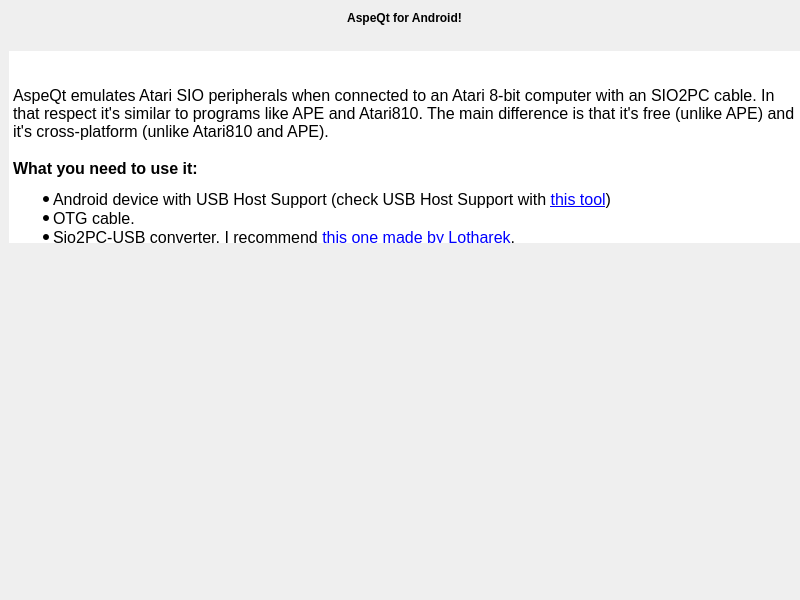
The window that aboutdialog.ui (greblus/aspeqt) describes before a commit, drawn with Qt 5.
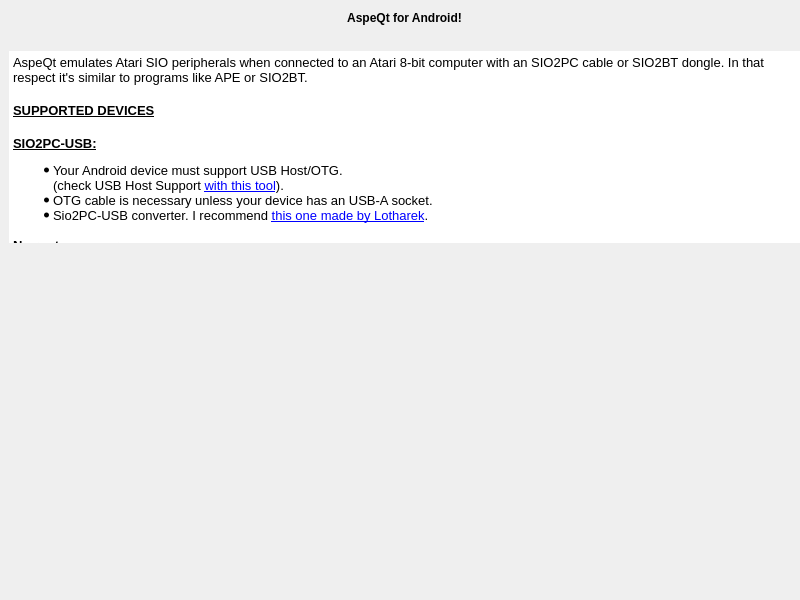
The same window after the commit.

What changed in the file:
```diff
--- a/aboutdialog.ui
+++ b/aboutdialog.ui
@@ -149,28 +149,36 @@
 &lt;html&gt;&lt;head&gt;&lt;meta name=&quot;qrichtext&quot; content=&quot;1&quot; /&gt;&lt;style type=&quot;text/css&quot;&gt;
 p, li { white-space: pre-wrap; }
 &lt;/style&gt;&lt;/head&gt;&lt;body style=&quot; font-family:'MS Shell Dlg 2'; font-size:8.25pt; font-weight:400; font-style:normal;&quot;&gt;
-&lt;p style=&quot;-qt-paragraph-type:empty; margin-top:18px; margin-bottom:12px; margin-left:0px; margin-right:0px; -qt-block-indent:0; text-indent:0px;&quot;&gt;&lt;br /&gt;&lt;/p&gt;
-&lt;p style=&quot; margin-top:18px; margin-bottom:12px; margin-left:0px; margin-right:0px; -qt-block-indent:0; text-indent:0px;&quot;&gt;&lt;span style=&quot; font-size:12pt;&quot;&gt;AspeQt emulates Atari SIO peripherals when connected to an Atari 8-bit computer with an SIO2PC cable. In that respect it's similar to programs like APE and Atari810. The main difference is that it's free (unlike APE) and it's cross-platform (unlike Atari810 and APE). &lt;/span&gt;&lt;/p&gt;
-&lt;p style=&quot; margin-top:18px; margin-bottom:12px; margin-left:0px; margin-right:0px; -qt-block-indent:0; text-indent:0px;&quot;&gt;&lt;span style=&quot; font-size:12pt; font-weight:600;&quot;&gt;What you need to use it:&lt;/span&gt;&lt;/p&gt;
-&lt;ul style=&quot;margin-top: 0px; margin-bottom: 0px; margin-left: 0px; margin-right: 0px; -qt-list-indent: 1;&quot;&gt;&lt;li style=&quot; font-size:12pt;&quot; style=&quot; margin-top:12px; margin-bottom:0px; margin-left:0px; margin-right:0px; -qt-block-indent:0; text-indent:0px;&quot;&gt;Android device with USB Host Support (check USB Host Support with &lt;a href=&quot;https://play.google.com/store/apps/details?id=eu.chainfire.usbhostdiagnostics&amp;amp;hl=pl&quot;&gt;&lt;span style=&quot; text-decoration: underline; color:#0000ff;&quot;&gt;this tool&lt;/span&gt;&lt;/a&gt;)&lt;/li&gt;
-&lt;li style=&quot; font-size:12pt;&quot; style=&quot; margin-top:0px; margin-bottom:0px; margin-left:0px; margin-right:0px; -qt-block-indent:0; text-indent:0px;&quot;&gt;OTG cable. &lt;/li&gt;
-&lt;li style=&quot; font-size:12pt;&quot; style=&quot; margin-top:0px; margin-bottom:0px; margin-left:0px; margin-right:0px; -qt-block-indent:0; text-indent:0px;&quot;&gt;Sio2PC-USB converter. I recommend &lt;a href=&quot;http://lotharek.pl/product.php?pid=98&quot;&gt;&lt;span style=&quot; text-decoration: underline; color:#0000ff;&quot;&gt;this one made by Lotharek&lt;/span&gt;&lt;/a&gt;. &lt;/li&gt;
-&lt;li style=&quot; font-size:12pt;&quot; style=&quot; margin-top:0px; margin-bottom:0px; margin-left:0px; margin-right:0px; -qt-block-indent:0; text-indent:0px;&quot;&gt;&lt;span style=&quot; font-weight:600;&quot;&gt;No root necessary.&lt;/span&gt; &lt;/li&gt;
-&lt;li style=&quot; font-size:12pt;&quot; style=&quot; margin-top:0px; margin-bottom:0px; margin-left:0px; margin-right:0px; -qt-block-indent:0; text-indent:0px;&quot;&gt;&lt;span style=&quot; font-weight:600;&quot;&gt;No drivers necessary.&lt;/span&gt; usb-serial-for-android java driver is in the package. &lt;/li&gt;&lt;/ul&gt;
-&lt;p style=&quot;-qt-paragraph-type:empty; margin-top:0px; margin-bottom:0px; margin-left:0px; margin-right:0px; -qt-block-indent:0; text-indent:0px; font-size:12pt;&quot;&gt;&lt;br /&gt;&lt;/p&gt;
-&lt;p style=&quot; margin-top:0px; margin-bottom:0px; margin-left:0px; margin-right:0px; -qt-block-indent:0; text-indent:0px;&quot;&gt;&lt;a href=&quot;https://github.com/greblus/aspeqt/wiki/AspeQt-Atari-Serial-Peripheral-Emulator-for-Android&quot;&gt;&lt;span style=&quot; font-size:12pt; font-weight:600; text-decoration: underline; color:#0000ff;&quot;&gt;More details here.&lt;/span&gt;&lt;/a&gt;&lt;/p&gt;
-&lt;p style=&quot; margin-top:18px; margin-bottom:12px; margin-left:0px; margin-right:0px; -qt-block-indent:0; text-indent:0px;&quot;&gt;&lt;span style=&quot; font-size:12pt; font-weight:600;&quot;&gt;License (see license.txt file for more details)&lt;/span&gt;&lt;/p&gt;
-&lt;p style=&quot; margin-top:0px; margin-bottom:0px; margin-left:0px; margin-right:0px; -qt-block-indent:0; text-indent:0px;&quot;&gt;&lt;span style=&quot; font-size:12pt;&quot;&gt;Original code up to version 0.6.0 Copyright 2009 by Fatih Aygun.&lt;br /&gt;Updates since v0.6.0 Copyright 2012 by Ray Ataergin.&lt;br /&gt;Android port of aspeqt-1.0.0.Preview_6 by Wiktor Grebla.&lt;br /&gt;You can freely copy, use, modify and distribute it under the GPL 2.0 license. Please see license.txt for details. &lt;br /&gt;Qt libraries: Copyright by The Qt Company. &lt;br /&gt;usb-serial-for-Android with support for FTDI chips is based &lt;/span&gt;&lt;a href=&quot;https://github.com/mik3y/usb-serial-for-android&quot;&gt;&lt;span style=&quot; font-size:12pt; text-decoration: underline; color:#0000ff;&quot;&gt;on this project&lt;/span&gt;&lt;/a&gt;&lt;span style=&quot; font-size:12pt;&quot;&gt;. &lt;br /&gt;&lt;/span&gt;&lt;a href=&quot;http://tango.freedesktop.org/Tango_Icon_Library&quot;&gt;&lt;span style=&quot; font-size:12pt; text-decoration: underline; color:#0000ff;&quot;&gt;Tango Icons&lt;/span&gt;&lt;/a&gt;&lt;span style=&quot; font-size:12pt;&quot;&gt;. &lt;br /&gt;High speed code used in the EXE loader was written by &lt;/span&gt;&lt;a href=&quot;hias@horus.com&quot;&gt;&lt;span style=&quot; font-size:12pt; text-decoration: underline; color:#0000ff;&quot;&gt;Matthias Reichl&lt;/span&gt;&lt;/a&gt;&lt;span style=&quot; font-size:12pt;&quot;&gt;. &lt;br /&gt;&lt;/span&gt;&lt;a href=&quot;http://www.scorchworks.com/Blog/simple-file-dialog-for-android-applications/&quot;&gt;&lt;span style=&quot; font-size:12pt; text-decoration: underline; color:#0000ff;&quot;&gt;Simple Filedialog for Android.&lt;/span&gt;&lt;/a&gt;&lt;span style=&quot; font-size:12pt;&quot;&gt; &lt;br /&gt;&lt;/span&gt;&lt;a href=&quot;https://dribbble.com/shots/147212-Tape-Cassette-Rotating&quot;&gt;&lt;span style=&quot; font-size:12pt; text-decoration: underline; color:#0000ff;&quot;&gt;Animated cassette tape&lt;/span&gt;&lt;/a&gt;&lt;span style=&quot; font-size:12pt;&quot;&gt; by Michael Bozgounov.&lt;/span&gt;&lt;/p&gt;
-&lt;p style=&quot; margin-top:0px; margin-bottom:0px; margin-left:0px; margin-right:0px; -qt-block-indent:0; text-indent:0px;&quot;&gt;&lt;span style=&quot; font-size:12pt;&quot;&gt;PCLINK by &lt;/span&gt;&lt;a href=&quot;https://github.com/TheMontezuma/RespeQt&quot;&gt;&lt;span style=&quot; font-size:12pt; text-decoration: underline; color:#0000ff;&quot;&gt;TheMontezuma&lt;/span&gt;&lt;/a&gt;&lt;span style=&quot; font-size:12pt;&quot;&gt;.&lt;/span&gt;&lt;/p&gt;
-&lt;p style=&quot; margin-top:18px; margin-bottom:12px; margin-left:0px; margin-right:0px; -qt-block-indent:0; text-indent:0px;&quot;&gt;&lt;span style=&quot; font-size:12pt; font-weight:600;&quot;&gt;Questions about this Android port? Drop me an e-mail ;)&lt;/span&gt;&lt;/p&gt;
-&lt;p style=&quot; margin-top:0px; margin-bottom:0px; margin-left:0px; margin-right:0px; -qt-block-indent:0; text-indent:0px;&quot;&gt;&lt;span style=&quot; font-size:12pt;&quot;&gt;Wiktor Grebla: &lt;/span&gt;&lt;a href=&quot;mailto:greblus@gmail.com&quot;&gt;&lt;span style=&quot; font-size:12pt; text-decoration: underline; color:#0000ff;&quot;&gt;greblus@gmail.com&lt;/span&gt;&lt;/a&gt;&lt;span style=&quot; font-size:12pt;&quot;&gt; &lt;/span&gt;&lt;/p&gt;
-&lt;p style=&quot; margin-top:18px; margin-bottom:12px; margin-left:0px; margin-right:0px; -qt-block-indent:0; text-indent:0px;&quot;&gt;&lt;span style=&quot; font-size:12pt; font-weight:600;&quot;&gt;SIO2PC-USB adapters:&lt;/span&gt;&lt;/p&gt;
-&lt;p style=&quot; margin-top:0px; margin-bottom:0px; margin-left:0px; margin-right:0px; -qt-block-indent:0; text-indent:0px;&quot;&gt;&lt;span style=&quot; font-size:12pt;&quot;&gt;For SIO2PC-USB hardware purchase visit: &lt;/span&gt;&lt;a href=&quot;http://www.lotharek.pl&quot;&gt;&lt;span style=&quot; font-size:12pt; text-decoration: underline; color:#0000ff;&quot;&gt;www.lotharek.pl&lt;/span&gt;&lt;/a&gt;&lt;span style=&quot; font-size:12pt;&quot;&gt; or: &lt;/span&gt;&lt;a href=&quot;http://www.atari8warez.com/&quot;&gt;&lt;span style=&quot; font-size:12pt; text-decoration: underline; color:#0000ff;&quot;&gt;http://www.atari8warez.com/&lt;/span&gt;&lt;/a&gt;&lt;span style=&quot; font-size:12pt;&quot;&gt; &lt;/span&gt;&lt;/p&gt;
-&lt;p style=&quot;-qt-paragraph-type:empty; margin-top:0px; margin-bottom:0px; margin-left:0px; margin-right:0px; -qt-block-indent:0; text-indent:0px; font-size:12pt;&quot;&gt;&lt;br /&gt;&lt;/p&gt;
-&lt;p style=&quot;-qt-paragraph-type:empty; margin-top:0px; margin-bottom:0px; margin-left:0px; margin-right:0px; -qt-block-indent:0; text-indent:0px; font-size:12pt;&quot;&gt;&lt;br /&gt;&lt;/p&gt;
-&lt;p style=&quot;-qt-paragraph-type:empty; margin-top:0px; margin-bottom:0px; margin-left:0px; margin-right:0px; -qt-block-indent:0; text-indent:0px; font-size:12pt;&quot;&gt;&lt;br /&gt;&lt;/p&gt;
-&lt;p style=&quot;-qt-paragraph-type:empty; margin-top:0px; margin-bottom:0px; margin-left:0px; margin-right:0px; -qt-block-indent:0; text-indent:0px; font-size:12pt;&quot;&gt;&lt;br /&gt;&lt;/p&gt;
-&lt;p style=&quot;-qt-paragraph-type:empty; margin-top:0px; margin-bottom:0px; margin-left:0px; margin-right:0px; -qt-block-indent:0; text-indent:0px; font-size:12pt;&quot;&gt;&lt;br /&gt;&lt;/p&gt;&lt;/body&gt;&lt;/html&gt;</string>
+&lt;p style=&quot; margin-top:18px; margin-bottom:12px; margin-left:0px; margin-right:0px; -qt-block-indent:0; text-indent:0px;&quot;&gt;&lt;span style=&quot; font-size:10pt;&quot;&gt;AspeQt emulates Atari SIO peripherals when connected to an Atari 8-bit computer with an SIO2PC cable or SIO2BT dongle. In that respect it's similar to programs like APE or SIO2BT. &lt;/span&gt;&lt;/p&gt;
+&lt;p style=&quot; margin-top:18px; margin-bottom:12px; margin-left:0px; margin-right:0px; -qt-block-indent:0; text-indent:0px;&quot;&gt;&lt;span style=&quot; font-size:10pt; font-weight:600; text-decoration: underline;&quot;&gt;SUPPORTED DEVICES&lt;/span&gt;&lt;/p&gt;
+&lt;p style=&quot; margin-top:18px; margin-bottom:12px; margin-left:0px; margin-right:0px; -qt-block-indent:0; text-indent:0px;&quot;&gt;&lt;span style=&quot; font-size:10pt; font-weight:600; text-decoration: underline;&quot;&gt;SIO2PC-USB:&lt;/span&gt;&lt;/p&gt;
+&lt;ul style=&quot;margin-top: 0px; margin-bottom: 0px; margin-left: 0px; margin-right: 0px; -qt-list-indent: 1;&quot;&gt;&lt;li style=&quot; font-size:10pt;&quot; style=&quot; margin-top:0px; margin-bottom:0px; margin-left:0px; margin-right:0px; -qt-block-indent:0; text-indent:0px;&quot;&gt;Your Android device must support USB Host/OTG.&lt;br /&gt;(check USB Host Support &lt;a href=&quot;https://play.google.com/store/apps/details?id=eu.chainfire.usbhostdiagnostics&quot;&gt;&lt;span style=&quot; text-decoration: underline; color:#0000ff;&quot;&gt;with this tool&lt;/span&gt;&lt;/a&gt;).&lt;/li&gt;&lt;/ul&gt;
+&lt;ul style=&quot;margin-top: 0px; margin-bottom: 0px; margin-left: 0px; margin-right: 0px; -qt-list-indent: 1;&quot;&gt;&lt;li style=&quot; font-size:10pt;&quot; style=&quot; margin-top:0px; margin-bottom:0px; margin-left:0px; margin-right:0px; -qt-block-indent:0; text-indent:0px;&quot;&gt;OTG cable is necessary unless your device has an USB-A socket.&lt;/li&gt;&lt;/ul&gt;
+&lt;ul style=&quot;margin-top: 0px; margin-bottom: 0px; margin-left: 0px; margin-right: 0px; -qt-list-indent: 1;&quot;&gt;&lt;li style=&quot; font-size:10pt;&quot; style=&quot; margin-top:0px; margin-bottom:0px; margin-left:0px; margin-right:0px; -qt-block-indent:0; text-indent:0px;&quot;&gt;Sio2PC-USB converter. I recommend &lt;a href=&quot;http://lotharek.pl/product.php?pid=98&quot;&gt;&lt;span style=&quot; text-decoration: underline; color:#0000ff;&quot;&gt;this one made by Lotharek&lt;/span&gt;&lt;/a&gt;. &lt;br /&gt;&lt;/li&gt;&lt;/ul&gt;
+&lt;p style=&quot; margin-top:0px; margin-bottom:0px; margin-left:0px; margin-right:0px; -qt-block-indent:0; text-indent:0px;&quot;&gt;&lt;span style=&quot; font-size:10pt; font-weight:600;&quot;&gt;No root necessary&lt;/span&gt;&lt;span style=&quot; font-size:10pt;&quot;&gt; &lt;/span&gt;&lt;/p&gt;
+&lt;p style=&quot; margin-top:0px; margin-bottom:0px; margin-left:0px; margin-right:0px; -qt-block-indent:0; text-indent:0px;&quot;&gt;&lt;span style=&quot; font-size:10pt; font-weight:600;&quot;&gt;No drivers necessary&lt;/span&gt;&lt;/p&gt;
+&lt;p style=&quot; margin-top:0px; margin-bottom:0px; margin-left:0px; margin-right:0px; -qt-block-indent:0; text-indent:0px;&quot;&gt;&lt;span style=&quot; font-size:10pt; font-weight:600;&quot;&gt;usb-serial-for-android java driver is in the package&lt;/span&gt;&lt;/p&gt;
+&lt;p style=&quot;-qt-paragraph-type:empty; margin-top:0px; margin-bottom:0px; margin-left:0px; margin-right:0px; -qt-block-indent:1; text-indent:0px; font-size:10pt;&quot;&gt;&lt;br /&gt;&lt;/p&gt;
+&lt;p style=&quot; margin-top:0px; margin-bottom:0px; margin-left:0px; margin-right:0px; -qt-block-indent:0; text-indent:0px;&quot;&gt;&lt;span style=&quot; font-size:10pt; font-weight:600; text-decoration: underline;&quot;&gt;SIO2BT:&lt;/span&gt;&lt;/p&gt;
+&lt;p style=&quot;-qt-paragraph-type:empty; margin-top:0px; margin-bottom:0px; margin-left:0px; margin-right:0px; -qt-block-indent:0; text-indent:0px; font-size:10pt; font-weight:600; text-decoration: underline;&quot;&gt;&lt;br /&gt;&lt;/p&gt;
+&lt;ul style=&quot;margin-top: 0px; margin-bottom: 0px; margin-left: 0px; margin-right: 0px; -qt-list-indent: 1;&quot;&gt;&lt;li style=&quot; font-size:10pt;&quot; style=&quot; margin-top:0px; margin-bottom:0px; margin-left:0px; margin-right:0px; -qt-block-indent:0; text-indent:0px;&quot;&gt;My favourite SIO2BT devices are available from &lt;a href=&quot;https://www.facebook.com/Sio2bt/&quot;&gt;&lt;span style=&quot; text-decoration: underline; color:#0000ff;&quot;&gt;Marcin &amp;quot;the Montezuma&amp;quot; Sochacki.&lt;/span&gt;&lt;/a&gt;&lt;/li&gt;&lt;/ul&gt;
+&lt;p style=&quot; margin-top:0px; margin-bottom:0px; margin-left:0px; margin-right:0px; -qt-block-indent:1; text-indent:0px;&quot;&gt;&lt;span style=&quot; font-size:10pt;&quot;&gt;You can build your own &lt;/span&gt;&lt;a href=&quot;http://atarionline.pl/cn/data/upimages/bluetooth_03.jpg&quot;&gt;&lt;span style=&quot; font-size:10pt; text-decoration: underline; color:#0000ff;&quot;&gt;following this simple diagram&lt;/span&gt;&lt;/a&gt;&lt;span style=&quot; font-size:10pt;&quot;&gt;.&lt;/span&gt;&lt;/p&gt;
+&lt;ul style=&quot;margin-top: 0px; margin-bottom: 0px; margin-left: 0px; margin-right: 0px; -qt-list-indent: 1;&quot;&gt;&lt;li style=&quot; font-size:10pt;&quot; style=&quot; margin-top:0px; margin-bottom:0px; margin-left:0px; margin-right:0px; -qt-block-indent:0; text-indent:0px;&quot;&gt;Perform pairing of your Android device with SIO2BT dongle.&lt;/li&gt;
+&lt;li style=&quot; font-size:10pt;&quot; style=&quot; margin-top:0px; margin-bottom:0px; margin-left:0px; margin-right:0px; -qt-block-indent:0; text-indent:0px;&quot;&gt;Make sure that the name of your device is SIO2BTsomething.&lt;br /&gt;AspeQt will connect to the first device which name starts with SIO2BT.&lt;/li&gt;
+&lt;li style=&quot; font-size:10pt;&quot; style=&quot; margin-top:0px; margin-bottom:0px; margin-left:0px; margin-right:0px; -qt-block-indent:0; text-indent:0px;&quot;&gt;Speed can be configured with &lt;a href=&quot;http://www.mr-atari.com/MyBIOS/BTCONFIG.XEX&quot;&gt;&lt;span style=&quot; text-decoration: underline; color:#0000ff;&quot;&gt;BTCONFIG.XEX&lt;/span&gt;&lt;/a&gt; by Mr Atari or &lt;a href=&quot;http://atariage.com/forums/index.php?app=core&amp;amp;module=attach&amp;amp;section=attach&amp;amp;attach_id=468608&quot;&gt;&lt;span style=&quot; text-decoration: underline; color:#0000ff;&quot;&gt;BTCFG&lt;/span&gt;&lt;/a&gt; by FJC.&lt;/li&gt;
+&lt;li style=&quot; font-size:10pt;&quot; style=&quot; margin-top:0px; margin-bottom:0px; margin-left:0px; margin-right:0px; -qt-block-indent:0; text-indent:0px;&quot;&gt;SIO2BT requires a special loader or modified OS.&lt;/li&gt;
+&lt;li style=&quot; font-size:10pt;&quot; style=&quot; margin-top:0px; margin-bottom:0px; margin-left:0px; margin-right:0px; -qt-block-indent:0; text-indent:0px;&quot;&gt;&lt;a href=&quot;http://atari8.co.uk/firmware/&quot;&gt;&lt;span style=&quot; text-decoration: underline; color:#0000ff;&quot;&gt;U1MB with latest (September 2016) PBI BIOS&lt;/span&gt;&lt;/a&gt; supports higher baudrates, up to 56700 bps. &lt;/li&gt;&lt;/ul&gt;
+&lt;p align=&quot;center&quot; style=&quot;-qt-paragraph-type:empty; margin-top:0px; margin-bottom:0px; margin-left:0px; margin-right:0px; -qt-block-indent:0; text-indent:0px; font-size:10pt; font-weight:600; text-decoration: underline;&quot;&gt;&lt;br /&gt;&lt;/p&gt;
+&lt;p style=&quot; margin-top:0px; margin-bottom:0px; margin-left:0px; margin-right:0px; -qt-block-indent:0; text-indent:0px;&quot;&gt;&lt;a href=&quot;https://github.com/greblus/aspeqt/wiki/AspeQt-Atari-Serial-Peripheral-Emulator-for-Android&quot;&gt;&lt;span style=&quot; font-size:10pt; font-weight:600; text-decoration: underline; color:#0000ff;&quot;&gt;More details here.&lt;/span&gt;&lt;/a&gt;&lt;/p&gt;
+&lt;p style=&quot; margin-top:18px; margin-bottom:12px; margin-left:0px; margin-right:0px; -qt-block-indent:0; text-indent:0px;&quot;&gt;&lt;span style=&quot; font-size:10pt; font-weight:600;&quot;&gt;License (see license.txt file for more details)&lt;/span&gt;&lt;/p&gt;
+&lt;p style=&quot; margin-top:0px; margin-bottom:0px; margin-left:0px; margin-right:0px; -qt-block-indent:0; text-indent:0px;&quot;&gt;&lt;span style=&quot; font-size:10pt;&quot;&gt;Original code up to version 0.6.0 Copyright 2009 by Fatih Aygun.&lt;br /&gt;Updates since v0.6.0 Copyright 2012 by Ray Ataergin.&lt;br /&gt;Android port of aspeqt-1.0.0.Preview_6 by Wiktor Grebla.&lt;br /&gt;You can freely copy, use, modify and distribute it under the GPL 2.0 license.&lt;br /&gt;Please see license.txt for details. &lt;br /&gt;Qt libraries: Copyright by The Qt Company. &lt;br /&gt;usb-serial-for-Android with support for FTDI chips is based &lt;/span&gt;&lt;a href=&quot;https://github.com/mik3y/usb-serial-for-android&quot;&gt;&lt;span style=&quot; font-size:10pt; text-decoration: underline; color:#0000ff;&quot;&gt;on this project&lt;/span&gt;&lt;/a&gt;&lt;span style=&quot; font-size:10pt;&quot;&gt;. &lt;br /&gt;&lt;/span&gt;&lt;a href=&quot;http://tango.freedesktop.org/Tango_Icon_Library&quot;&gt;&lt;span style=&quot; font-size:10pt; text-decoration: underline; color:#0000ff;&quot;&gt;Tango Icons&lt;/span&gt;&lt;/a&gt;&lt;span style=&quot; font-size:10pt;&quot;&gt;. &lt;br /&gt;High speed code used in the EXE loader was written by &lt;/span&gt;&lt;a href=&quot;hias@horus.com&quot;&gt;&lt;span style=&quot; font-size:10pt; text-decoration: underline; color:#0000ff;&quot;&gt;Matthias Reichl&lt;/span&gt;&lt;/a&gt;&lt;span style=&quot; font-size:10pt;&quot;&gt;. &lt;br /&gt;&lt;/span&gt;&lt;a href=&quot;http://www.scorchworks.com/Blog/simple-file-dialog-for-android-applications/&quot;&gt;&lt;span style=&quot; font-size:10pt; text-decoration: underline; color:#0000ff;&quot;&gt;Simple Filedialog for Android.&lt;/span&gt;&lt;/a&gt;&lt;span style=&quot; font-size:10pt;&quot;&gt; &lt;br /&gt;&lt;/span&gt;&lt;a href=&quot;https://dribbble.com/shots/147212-Tape-Cassette-Rotating&quot;&gt;&lt;span style=&quot; font-size:10pt; text-decoration: underline; color:#0000ff;&quot;&gt;Animated cassette tape&lt;/span&gt;&lt;/a&gt;&lt;span style=&quot; font-size:10pt;&quot;&gt; by Michael Bozgounov.&lt;/span&gt;&lt;/p&gt;
+&lt;p style=&quot; margin-top:0px; margin-bottom:0px; margin-left:0px; margin-right:0px; -qt-block-indent:0; text-indent:0px;&quot;&gt;&lt;span style=&quot; font-size:10pt;&quot;&gt;PCLINK by &lt;/span&gt;&lt;a href=&quot;https://github.com/TheMontezuma/RespeQt&quot;&gt;&lt;span style=&quot; font-size:10pt; text-decoration: underline; color:#0000ff;&quot;&gt;TheMontezuma&lt;/span&gt;&lt;/a&gt;&lt;span style=&quot; font-size:10pt;&quot;&gt;.&lt;/span&gt;&lt;/p&gt;
+&lt;p style=&quot; margin-top:18px; margin-bottom:12px; margin-left:0px; margin-right:0px; -qt-block-indent:0; text-indent:0px;&quot;&gt;&lt;span style=&quot; font-size:10pt; font-weight:600;&quot;&gt;Questions about this Android port? Drop me an e-mail ;)&lt;/span&gt;&lt;/p&gt;
+&lt;p style=&quot; margin-top:0px; margin-bottom:0px; margin-left:0px; margin-right:0px; -qt-block-indent:0; text-indent:0px;&quot;&gt;&lt;span style=&quot; font-size:10pt;&quot;&gt;Wiktor Grebla: &lt;/span&gt;&lt;a href=&quot;mailto:greblus@gmail.com&quot;&gt;&lt;span style=&quot; font-size:10pt; text-decoration: underline; color:#0000ff;&quot;&gt;greblus@gmail.com&lt;/span&gt;&lt;/a&gt;&lt;span style=&quot; font-size:10pt;&quot;&gt; &lt;/span&gt;&lt;/p&gt;
+&lt;p style=&quot; margin-top:18px; margin-bottom:12px; margin-left:0px; margin-right:0px; -qt-block-indent:0; text-indent:0px;&quot;&gt;&lt;span style=&quot; font-size:10pt; font-weight:600;&quot;&gt;SIO2PC-USB adapters: &lt;/span&gt;&lt;a href=&quot;www.lotharek.pl&quot;&gt;&lt;span style=&quot; font-size:10pt; text-decoration: underline; color:#0000ff;&quot;&gt;www.lotharek.pl&lt;/span&gt;&lt;/a&gt;&lt;span style=&quot; font-size:10pt;&quot;&gt; or: &lt;/span&gt;&lt;a href=&quot;http://www.atari8warez.com/&quot;&gt;&lt;span style=&quot; font-size:10pt; text-decoration: underline; color:#0000ff;&quot;&gt;http://www.atari8warez.com/&lt;/span&gt;&lt;/a&gt;&lt;span style=&quot; font-size:10pt;&quot;&gt; &lt;br /&gt;&lt;/span&gt;&lt;span style=&quot; font-size:10pt; font-weight:600;&quot;&gt;SIO2BT: &lt;/span&gt;&lt;a href=&quot;http://atariage.com/forums/topic/241984-sio2bt-ordering-thread/page-3?hl=%2Bsio2bt#entry3596654&quot;&gt;&lt;span style=&quot; font-size:10pt; text-decoration: underline; color:#0000ff;&quot;&gt;ordering thread on AtariAge&lt;/span&gt;&lt;/a&gt;&lt;span style=&quot; font-size:10pt; font-weight:600;&quot;&gt;.&lt;/span&gt;&lt;/p&gt;
+&lt;p style=&quot;-qt-paragraph-type:empty; margin-top:18px; margin-bottom:12px; margin-left:0px; margin-right:0px; -qt-block-indent:0; text-indent:0px; font-size:12pt; font-weight:600;&quot;&gt;&lt;br /&gt;&lt;/p&gt;
+&lt;p style=&quot;-qt-paragraph-type:empty; margin-top:18px; margin-bottom:12px; margin-left:0px; margin-right:0px; -qt-block-indent:0; text-indent:0px; font-size:12pt; font-weight:600;&quot;&gt;&lt;br /&gt;&lt;/p&gt;
+&lt;p style=&quot;-qt-paragraph-type:empty; margin-top:18px; margin-bottom:12px; margin-left:0px; margin-right:0px; -qt-block-indent:0; text-indent:0px; font-size:12pt; font-weight:600;&quot;&gt;&lt;br /&gt;&lt;/p&gt;&lt;/body&gt;&lt;/html&gt;</string>
      </property>
      <property name="textInteractionFlags">
       <set>Qt::LinksAccessibleByKeyboard|Qt::LinksAccessibleByMouse</set>
```
